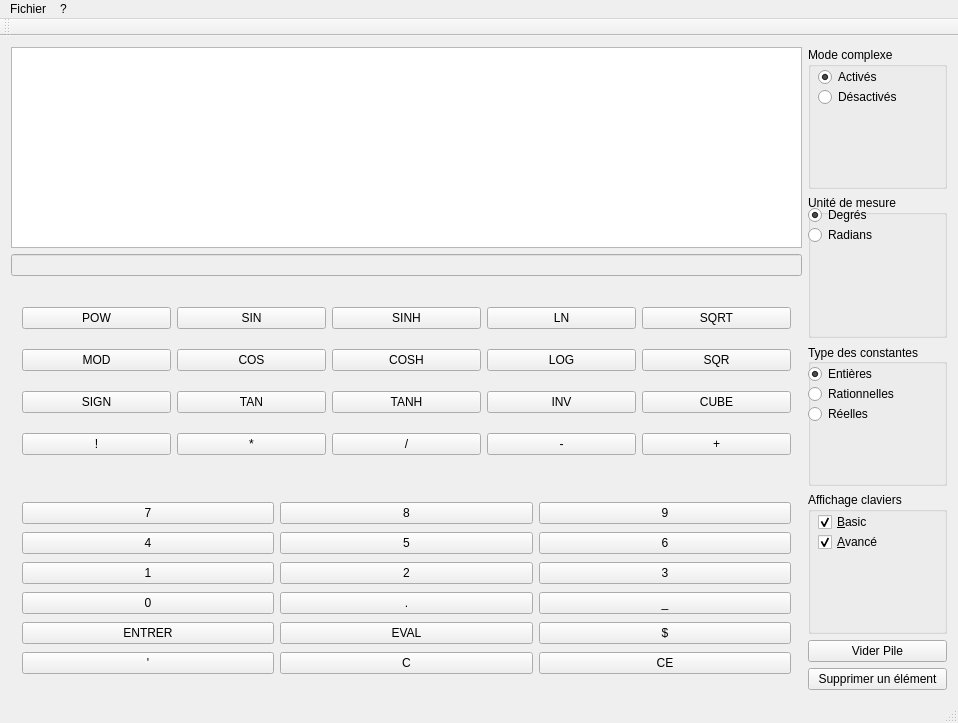
The window that mainwindow.ui (yuntux/lo21-npi) describes before a commit, drawn with Qt 5.
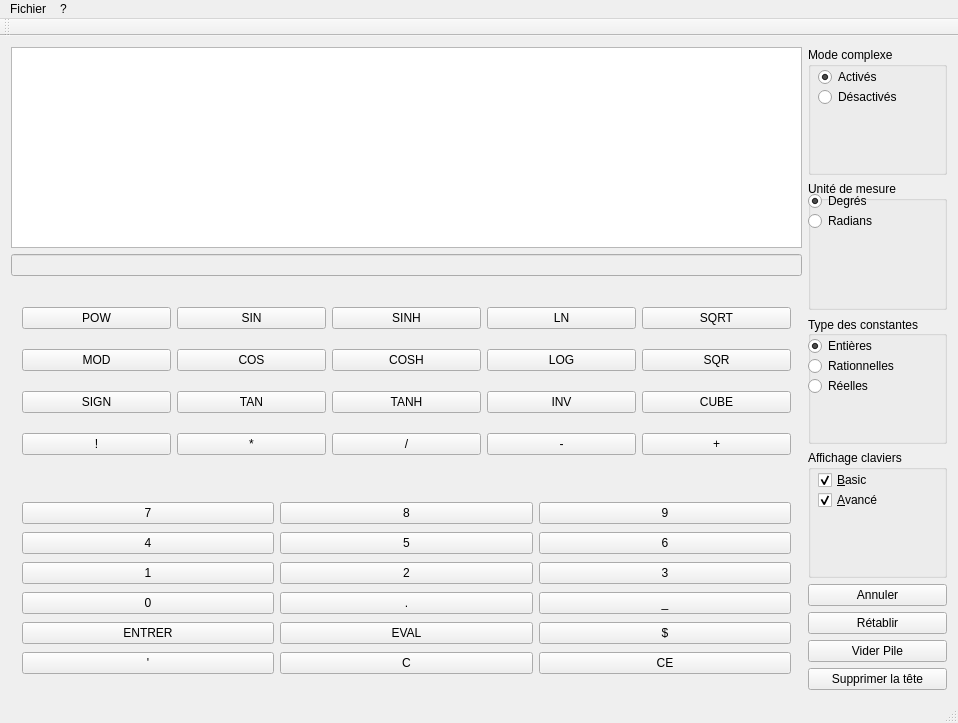
The same window after the commit.

Commit message: Annuler/Rétablir qui bug

Diff of the .ui file:
```diff
--- a/mainwindow.ui
+++ b/mainwindow.ui
@@ -578,7 +578,21 @@
        </widget>
       </item>
       <item>
-       <widget class="QPushButton" name="pushButton">
+       <widget class="QPushButton" name="annuler">
+        <property name="text">
+         <string>Annuler</string>
+        </property>
+       </widget>
+      </item>
+      <item>
+       <widget class="QPushButton" name="retablir">
+        <property name="text">
+         <string>Rétablir</string>
+        </property>
+       </widget>
+      </item>
+      <item>
+       <widget class="QPushButton" name="vider_pile">
         <property name="text">
          <string>Vider Pile</string>
         </property>
@@ -587,7 +601,7 @@
       <item>
        <widget class="QPushButton" name="pushButton_2">
         <property name="text">
-         <string>Supprimer un élément</string>
+         <string>Supprimer la tête</string>
         </property>
        </widget>
       </item>
```
Left out of the diff: 2 changed lines with no effect on the pictures. The commit also changes 8 other files.
